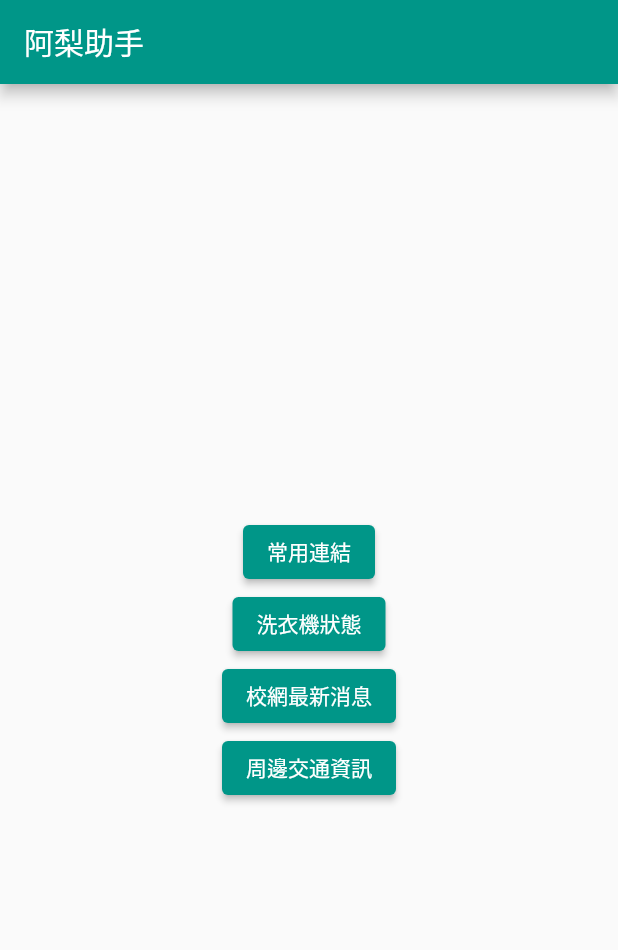
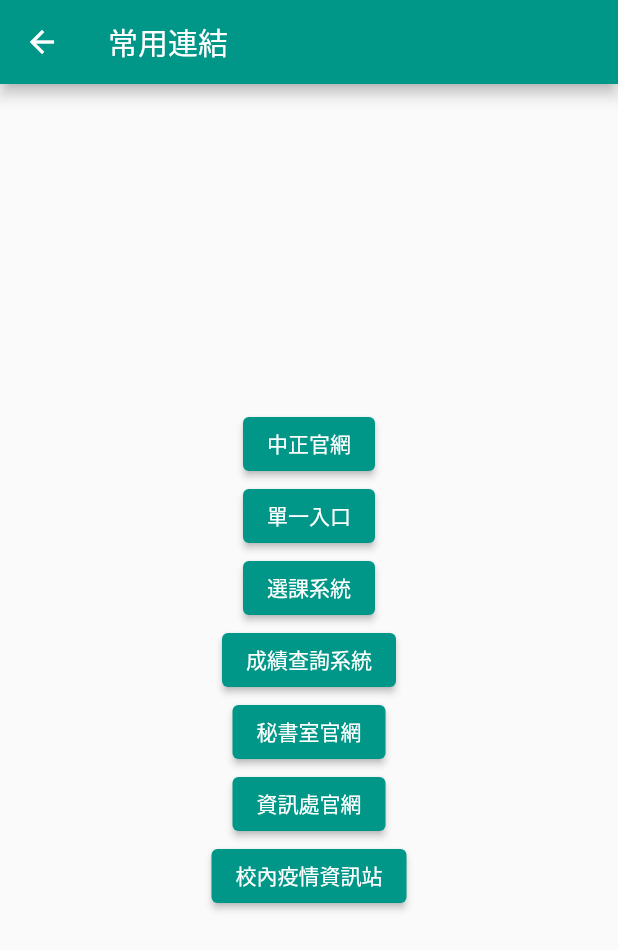
Before and after one commit to syzygy608/AhriProjectAPP, a Flutter app: the screen it shows after launch, after a tap on "常用連結", on a phone screen of 412 x 824 dp. Shown: the top 950 px of the screen. Run offline on Flutter 3.47's test engine with Material 2 defaults, Android fonts, the phone set to English and light mode, and no system bars.

Commit message:
add most use link page

```diff
--- a/lib/main.dart
+++ b/lib/main.dart
@@ -1,5 +1,6 @@
 import 'package:flutter/material.dart';
 import 'transport.dart';
+import 'most_use_link.dart';
 
 void main() {
   runApp(const MyApp());
@@ -42,7 +43,12 @@ class _MyHomePageState extends State<MyHomePage> {
             mainAxisAlignment: MainAxisAlignment.center,
             children: <Widget>[
               ElevatedButton(
-                onPressed: () {},
+                onPressed: () {
+                  Navigator.push(
+                    context,
+                    MaterialPageRoute(builder: (context) => const MostUseLinkPage()),
+                  );
+                },
                 child: const Text('常用連結'),
               ),
               ElevatedButton(
--- /dev/null
+++ b/lib/most_use_link.dart
@@ -0,0 +1,49 @@
+import 'package:flutter/material.dart';
+
+class MostUseLinkPage extends StatelessWidget {
+  const MostUseLinkPage({super.key});
+
+  @override
+  Widget build(BuildContext context) {
+    return Scaffold(
+      appBar: AppBar(
+        title: const Text('常用連結'),
+      ),
+      body: Center(
+        child: Column(
+          mainAxisAlignment: MainAxisAlignment.center,
+          children: <Widget>[
+            ElevatedButton(
+              onPressed: () {},
+              child: const Text('中正官網'),
+            ),
+            ElevatedButton(
+              onPressed: () {},
+              child: const Text('單一入口'),
+            ),
+            ElevatedButton(
+              onPressed: () {},
+              child: const Text('選課系統'),
+            ),
+            ElevatedButton(
+              onPressed: () {},
+              child: const Text('成績查詢系統'),
+            ),
+            ElevatedButton(
+              onPressed: () {},
+              child: const Text('秘書室官網'),
+            ),
+            ElevatedButton(
+              onPressed: () {},
+              child: const Text('資訊處官網'),
+            ),
+            ElevatedButton(
+              onPressed: () {},
+              child: const Text('校內疫情資訊站'),
+            ),
+          ],
+        ),
+      ),
+    );
+  }
+}
--- a/pubspec.yaml
+++ b/pubspec.yaml
@@ -31,8 +31,7 @@ environment:
 dependencies:
   flutter:
     sdk: flutter
-
-
+  url_launcher: ^6.0.3
   # The following adds the Cupertino Icons font to your application.
   # Use with the CupertinoIcons class for iOS style icons.
   cupertino_icons: ^1.0.2
```
Also changed, not shown: pubspec.lock, 5 other files.
